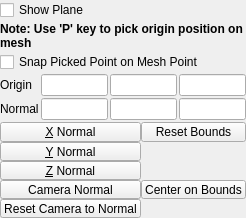
Old version of the form Qt/Components/Resources/UI/pqImplicitPlaneWidget.ui in the repository vbnhfylbh/ParaView.
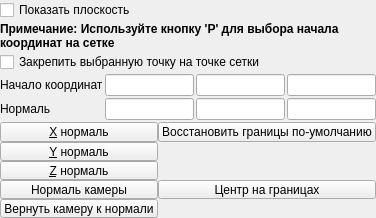
New version of the form. Custom widgets are drawn as their Qt base class.

```diff
--- a/Qt/Components/Resources/UI/pqImplicitPlaneWidget.ui
+++ b/Qt/Components/Resources/UI/pqImplicitPlaneWidget.ui
@@ -31,7 +31,7 @@
    <item>
     <widget class="QCheckBox" name="show3DWidget" >
      <property name="text" >
-      <string>Show Plane</string>
+      <string>Показать плоскость</string>
      </property>
     </widget>
    </item>
@@ -46,14 +46,14 @@
        <bool>true</bool>
      </property>
      <property name="text">
-      <string>Note: Use 'P' key to pick origin position on mesh</string>
+      <string>Примечание: Используйте кнопку 'P' для выбора начала координат на сетке</string>
      </property>
     </widget>
    </item>
    <item>
     <widget class="QCheckBox" name="pickMeshPoint" >
      <property name="text" >
-      <string>Snap Picked Point on Mesh Point</string>
+      <string>Закрепить выбранную точку на точке сетки</string>
      </property>
      <property name="toolTip">
        <string>If checked, picked points using 'P' will be snapped on mesh points</string>
@@ -83,7 +83,7 @@
      <item row="1" column="0" >
       <widget class="QLabel" name="labelNormal" >
        <property name="text" >
-        <string>Normal</string>
+        <string>Нормаль</string>
        </property>
       </widget>
      </item>
@@ -93,7 +93,7 @@
      <item row="0" column="0" >
       <widget class="QLabel" name="labelOrigin" >
        <property name="text" >
-        <string>Origin</string>
+        <string>Начало координат</string>
        </property>
       </widget>
      </item>
@@ -137,49 +137,49 @@
      <item row="0" column="1" >
       <widget class="QPushButton" name="resetBounds" >
        <property name="text" >
-        <string>Reset Bounds</string>
+        <string>Восстановить границы по-умолчанию</string>
        </property>
       </widget>
      </item>
      <item row="3" column="0" >
       <widget class="QPushButton" name="useCameraNormal" >
        <property name="text" >
-        <string>Camera Normal</string>
+        <string>Нормаль камеры</string>
        </property>
       </widget>
      </item>
      <item row="0" column="0" >
       <widget class="QPushButton" name="useXNormal" >
        <property name="text" >
-        <string>&amp;X Normal</string>
+        <string>&amp;X нормаль</string>
        </property>
       </widget>
      </item>
      <item row="2" column="0" >
       <widget class="QPushButton" name="useZNormal" >
        <property name="text" >
-        <string>&amp;Z Normal</string>
+        <string>&amp;Z нормаль</string>
        </property>
       </widget>
      </item>
      <item row="1" column="0" >
       <widget class="QPushButton" name="useYNormal" >
        <property name="text" >
-        <string>&amp;Y Normal</string>
+        <string>&amp;Y нормаль</string>
        </property>
       </widget>
      </item>
      <item row="3" column="1" >
       <widget class="QPushButton" name="useCenterBounds" >
        <property name="text" >
-        <string>Center on Bounds</string>
+        <string>Центр на границах</string>
        </property>
       </widget>
      </item>
       <item row="4" column="0" >
         <widget class="QPushButton" name="resetCameraToNormal" >
           <property name="text" >
-            <string>Reset Camera to Normal</string>
+            <string>Вернуть камеру к нормали</string>
           </property>
         </widget>
       </item>
```
Left out of the diff: 4 changed lines with no effect on the pictures.
